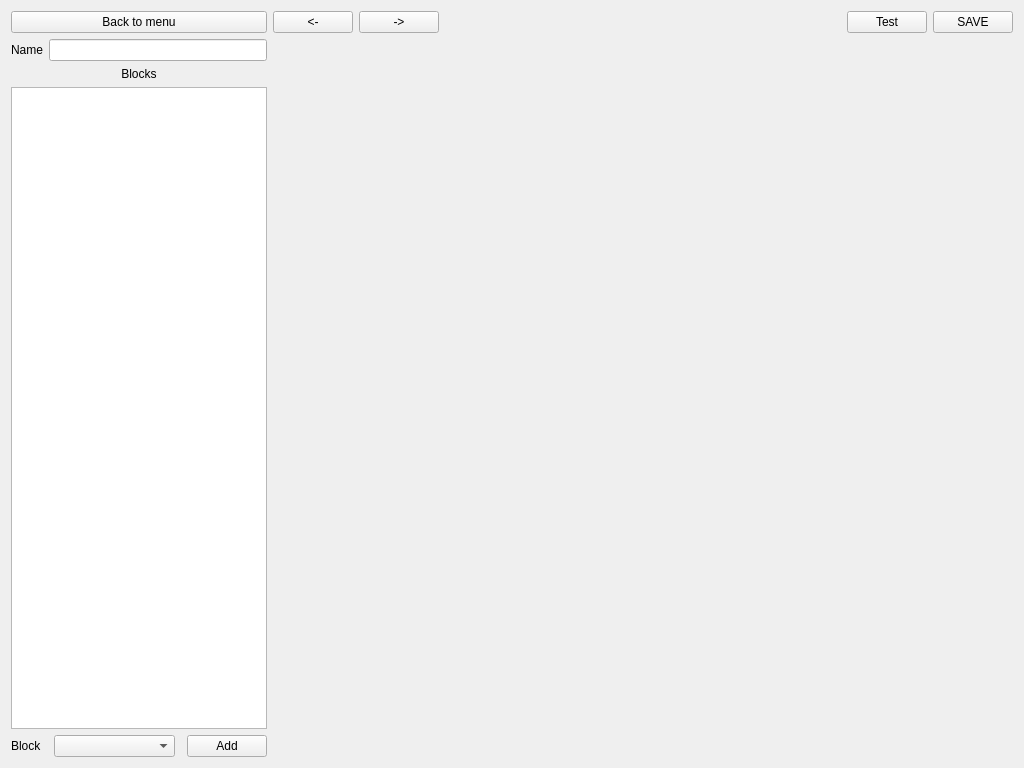
Before: the Qt Designer form ui/editor/editor_view.ui in Serega-SPb/lang_tutor, drawn with Qt 5.
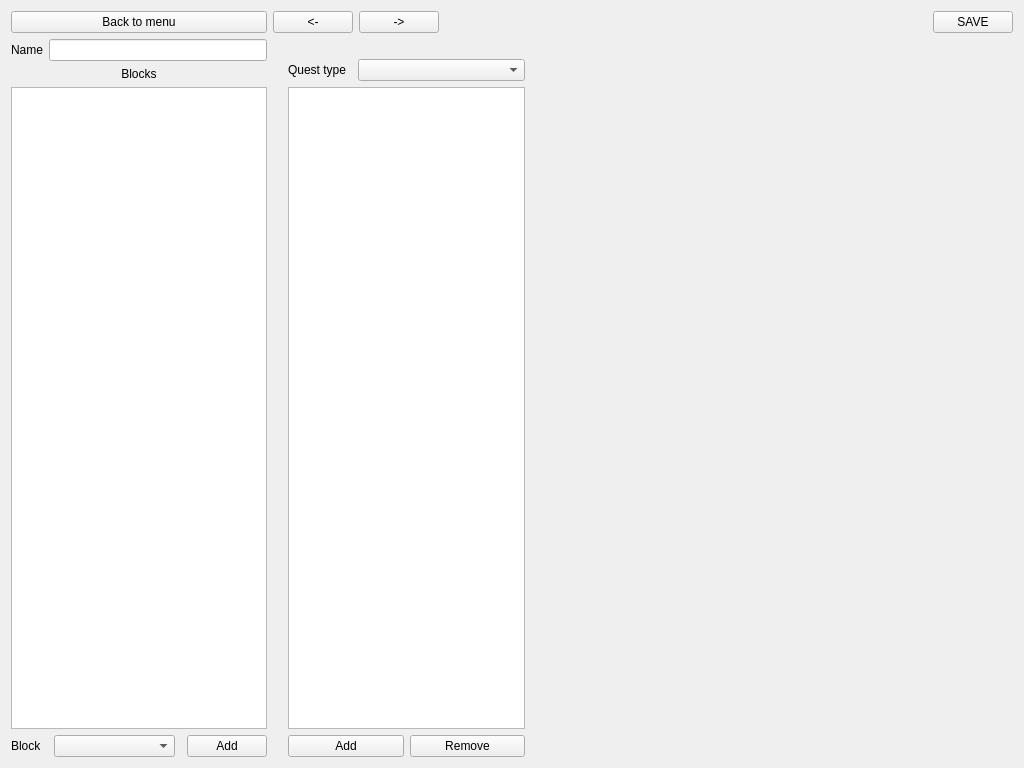
After: the same form once the commit is applied.

Commit message:
refactoring Editor MVC and editor_block widgets: - added some get-methods into AbstractModuleInit - rewritten MVC by modules (moved common logic to MVC editor)
fixed bug saving values in ChangeMemento

What changed in the file:
```diff
--- a/ui/editor/editor_view.ui
+++ b/ui/editor/editor_view.ui
@@ -50,13 +50,6 @@
        </property>
       </spacer>
      </item>
-     <item>
-      <widget class="QPushButton" name="testRunBtn">
-       <property name="text">
-        <string>Test</string>
-       </property>
-      </widget>
-     </item>
      <item>
       <widget class="QPushButton" name="saveBtn">
        <property name="text">
@@ -144,7 +137,73 @@
    </item>
    <item row="1" column="1">
     <widget class="QWidget" name="scenarioBlockWidget" native="true">
-     <layout class="QGridLayout" name="gridLayout_3"/>
+     <layout class="QGridLayout" name="gridLayout_4" columnstretch="1,2">
+      <property name="leftMargin">
+       <number>15</number>
+      </property>
+      <property name="topMargin">
+       <number>20</number>
+      </property>
+      <property name="bottomMargin">
+       <number>0</number>
+      </property>
+      <item row="0" column="0">
+       <layout class="QHBoxLayout" name="questTypeLayout">
+        <property name="spacing">
+         <number>12</number>
+        </property>
+        <item>
+         <widget class="QLabel" name="label_10">
+          <property name="sizePolicy">
+           <sizepolicy hsizetype="Fixed" vsizetype="Preferred">
+            <horstretch>0</horstretch>
+            <verstretch>0</verstretch>
+           </sizepolicy>
+          </property>
+          <property name="text">
+           <string>Quest type</string>
+          </property>
+         </widget>
+        </item>
+        <item>
+         <widget class="QComboBox" name="questTypeCmbBx"/>
+        </item>
+       </layout>
+      </item>
+      <item row="0" column="1" rowspan="2">
+       <widget class="QWidget" name="blockDataContainer" native="true">
+        <property name="enabled">
+         <bool>true</bool>
+        </property>
+        <layout class="QGridLayout" name="gridLayout_3"/>
+       </widget>
+      </item>
+      <item row="1" column="0">
+       <layout class="QVBoxLayout" name="blockDataLayout">
+        <item>
+         <widget class="QListWidget" name="blockDataList"/>
+        </item>
+        <item>
+         <layout class="QHBoxLayout" name="horizontalLayout_2">
+          <item>
+           <widget class="QPushButton" name="addBtn">
+            <property name="text">
+             <string>Add</string>
+            </property>
+           </widget>
+          </item>
+          <item>
+           <widget class="QPushButton" name="removeBtn">
+            <property name="text">
+             <string>Remove</string>
+            </property>
+           </widget>
+          </item>
+         </layout>
+        </item>
+       </layout>
+      </item>
+     </layout>
     </widget>
    </item>
   </layout>
```
The commit also changes 25 other files.
